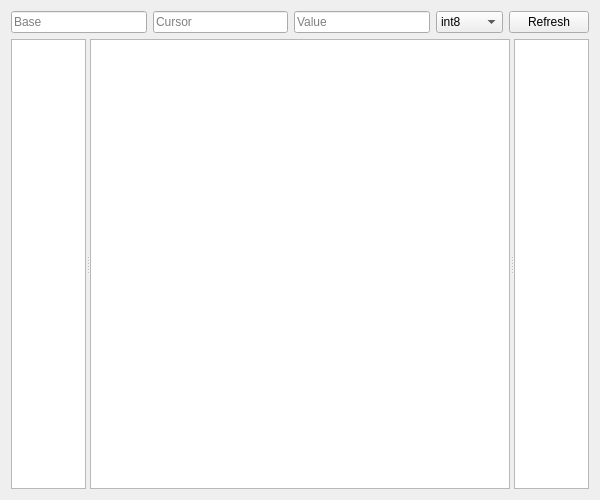
Old version of the form ui/mem-editor.ui in the repository allencch/med.
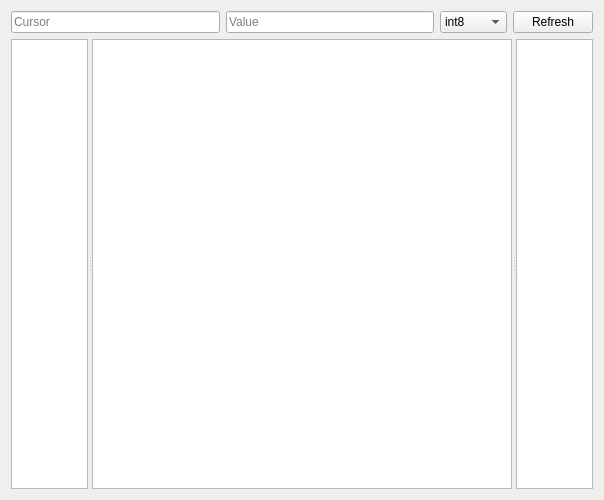
New version of the form.

Commit message: Remove baseAddress field

Diff of the .ui file:
```diff
--- a/ui/mem-editor.ui
+++ b/ui/mem-editor.ui
@@ -6,7 +6,7 @@
    <rect>
     <x>0</x>
     <y>0</y>
-    <width>600</width>
+    <width>604</width>
     <height>500</height>
    </rect>
   </property>
@@ -18,13 +18,6 @@
     <layout class="QVBoxLayout" name="verticalLayout">
      <item>
       <layout class="QHBoxLayout" name="horizontalLayout">
-       <item>
-        <widget class="QLineEdit" name="baseAddress">
-         <property name="placeholderText">
-          <string>Base</string>
-         </property>
-        </widget>
-       </item>
        <item>
         <widget class="QLineEdit" name="currAddress">
          <property name="placeholderText">
```
The commit also changes 3 other files.
